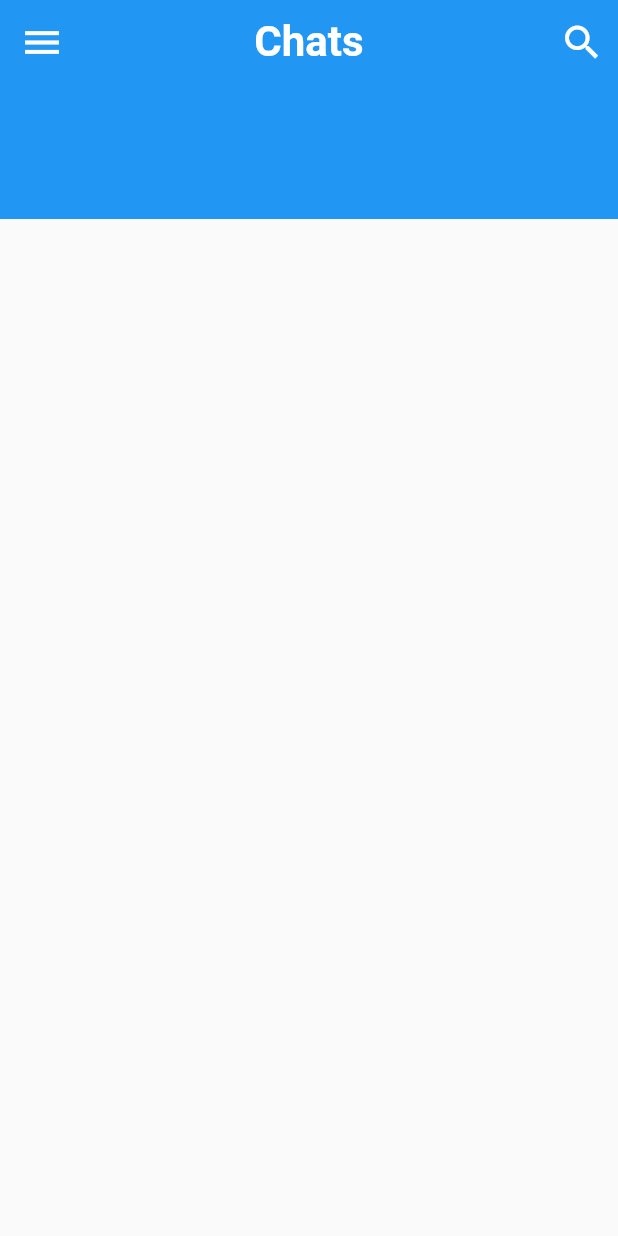
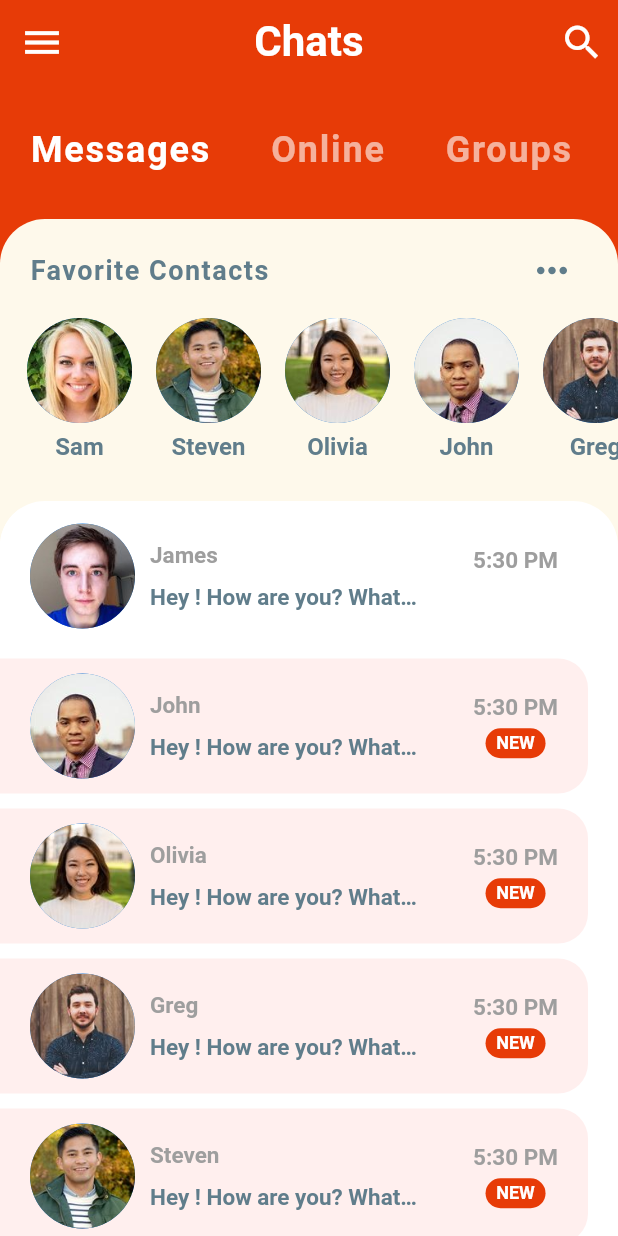
Before and after one commit to Rahulb2668/flutter_chat_app_ui, a Flutter app: the screen it shows after launch, on a phone screen of 412 x 824 dp. Run offline on Flutter 3.47's test engine with Material 2 defaults, Android fonts, the phone set to English and light mode, and no system bars.

Commit message:
Chat screen done

```diff
--- a/lib/main.dart
+++ b/lib/main.dart
@@ -15,8 +15,10 @@ class MyApp extends StatelessWidget {
       title: 'Flutter Chat UI',
       debugShowCheckedModeBanner: false,
       theme: ThemeData(
-        primaryColor: Colors.red[400],
-        accentColor: const Color(0xFFFEF9EB),
+        colorScheme: const ColorScheme.light().copyWith(
+          primary: const Color.fromARGB(255, 231, 59, 7),
+          secondary: const Color(0xFFFEF9EB),
+        ),
       ),
       home: HomeScreen(key: key),
     );
--- a/lib/models/message_model.dart
+++ b/lib/models/message_model.dart
@@ -70,6 +70,41 @@ List<Message> chats = [
     time: "5:30 PM",
     text: 'Hey ! How are you? Whats going on',
     isLiked: false,
+    unread: false,
+  ),
+  Message(
+    sender: john,
+    time: "5:30 PM",
+    text: 'Hey ! How are you? Whats going on',
+    isLiked: false,
+    unread: true,
+  ),
+  Message(
+    sender: olivia,
+    time: "5:30 PM",
+    text: 'Hey ! How are you? Whats going on',
+    isLiked: false,
+    unread: true,
+  ),
+  Message(
+    sender: greg,
+    time: "5:30 PM",
+    text: 'Hey ! How are you? Whats going on',
+    isLiked: false,
+    unread: true,
+  ),
+  Message(
+    sender: steven,
+    time: "5:30 PM",
+    text: 'Hey ! How are you? Whats going on',
+    isLiked: false,
+    unread: true,
+  ),
+  Message(
+    sender: james,
+    time: "5:30 PM",
+    text: 'Hey ! How are you? Whats going on',
+    isLiked: false,
     unread: true,
   ),
   Message(
@@ -101,3 +136,47 @@ List<Message> chats = [
     unread: true,
   ),
 ];
+List<Message> messages = [
+  Message(
+    sender: james,
+    time: '5:30 PM',
+    text: 'Hey, how\'s it going? What did you do today?',
+    isLiked: true,
+    unread: true,
+  ),
+  Message(
+    sender: currentUser,
+    time: '4:30 PM',
+    text: 'Just walked my doge. She was super duper cute. The best pupper!!',
+    isLiked: false,
+    unread: true,
+  ),
+  Message(
+    sender: james,
+    time: '3:45 PM',
+    text: 'How\'s the doggo?',
+    isLiked: false,
+    unread: true,
+  ),
+  Message(
+    sender: james,
+    time: '3:15 PM',
+    text: 'All the food',
+    isLiked: true,
+    unread: true,
+  ),
+  Message(
+    sender: currentUser,
+    time: '2:30 PM',
+    text: 'Nice! What kind of food did you eat?',
+    isLiked: false,
+    unread: true,
+  ),
+  Message(
+    sender: james,
+    time: '2:00 PM',
+    text: 'I ate so much food today.',
+    isLiked: false,
+    unread: true,
+  ),
+];
--- a/lib/screens/home_screen.dart
+++ b/lib/screens/home_screen.dart
@@ -1,4 +1,6 @@
 import 'package:flutter/material.dart';
+import 'package:flutter_application_2/widgets/favorite_contacts.dart';
+import 'package:flutter_application_2/widgets/recent_chats.dart';
 
 import '../widgets/category_selector.dart';
 
@@ -13,6 +15,7 @@ class _HomeScreenState extends State<HomeScreen> {
   @override
   Widget build(BuildContext context) {
     return Scaffold(
+      backgroundColor: Theme.of(context).colorScheme.primary,
       appBar: AppBar(
         leading: IconButton(
           icon: const Icon(Icons.menu),
@@ -39,7 +42,26 @@ class _HomeScreenState extends State<HomeScreen> {
         ],
       ),
       body: Column(
-        children: <Widget>[CategorySelector()],
+        children: <Widget>[
+          const CategorySelector(),
+          Expanded(
+            child: Container(
+              decoration: BoxDecoration(
+                color: Theme.of(context).colorScheme.secondary,
+                borderRadius: const BorderRadius.only(
+                  topLeft: Radius.circular(30.0),
+                  topRight: Radius.circular(30.0),
+                ),
+              ),
+              child: Column(
+                children: [
+                  const Favorite(),
+                  RecentChats(),
+                ],
+              ),
+            ),
+          )
+        ],
       ),
     );
   }
--- a/lib/widgets/category_selector.dart
+++ b/lib/widgets/category_selector.dart
@@ -8,11 +8,41 @@ class CategorySelector extends StatefulWidget {
 }
 
 class _CategorySelector extends State<CategorySelector> {
+  int selectedIndex = 0;
+  final List<String> categories = ["Messages", "Online", "Groups", "Requests"];
   @override
   Widget build(BuildContext context) {
     return Container(
       height: 90,
-      color: Colors.blue,
+      color: Theme.of(context).colorScheme.primary,
+      child: ListView.builder(
+        scrollDirection: Axis.horizontal,
+        itemCount: categories.length,
+        itemBuilder: (BuildContext context, int index) {
+          return GestureDetector(
+            onTap: () {
+              setState(() {
+                selectedIndex = index;
+              });
+            },
+            child: Padding(
+              padding: const EdgeInsets.symmetric(
+                horizontal: 20.0,
+                vertical: 30.0,
+              ),
+              child: Text(
+                categories[index],
+                style: TextStyle(
+                  color: index == selectedIndex ? Colors.white : Colors.white60,
+                  fontSize: 24.0,
+                  fontWeight: FontWeight.bold,
+                  letterSpacing: 1.2,
+                ),
+              ),
+            ),
+          );
+        },
+      ),
     );
   }
 }
--- /dev/null
+++ b/lib/widgets/favorite_contacts.dart
@@ -0,0 +1,76 @@
+import 'package:flutter/material.dart';
+import 'package:flutter_application_2/models/message_model.dart';
+import 'package:flutter_application_2/screens/chats_screen.dart';
+
+class Favorite extends StatelessWidget {
+  const Favorite({super.key});
+
+  @override
+  Widget build(BuildContext context) {
+    return Padding(
+      padding: const EdgeInsets.symmetric(vertical: 10.0),
+      child: Column(children: [
+        Padding(
+          padding: const EdgeInsets.symmetric(horizontal: 20.0),
+          child: Row(
+            mainAxisAlignment: MainAxisAlignment.spaceBetween,
+            children: [
+              const Text(
+                'Favorite Contacts',
+                style: TextStyle(
+                    color: Colors.blueGrey,
+                    fontSize: 18.0,
+                    fontWeight: FontWeight.bold,
+                    letterSpacing: 1.0),
+              ),
+              IconButton(
+                onPressed: () {},
+                icon: const Icon(Icons.more_horiz),
+                iconSize: 30.0,
+                color: Colors.blueGrey,
+              )
+            ],
+          ),
+        ),
+        Container(
+          height: 120.0,
+          child: ListView.builder(
+            scrollDirection: Axis.horizontal,
+            padding: const EdgeInsets.only(left: 10.0),
+            itemCount: favourites.length,
+            itemBuilder: (context, index) {
+              return GestureDetector(
+                onTap: () => Navigator.push(
+                  context,
+                  MaterialPageRoute(
+                    builder: (_) => ChatScreen(user: favourites[index]),
+                  ),
+                ),
+                child: Padding(
+                  padding: const EdgeInsets.all(8.0),
+                  child: Column(children: [
+                    CircleAvatar(
+                      radius: 35.0,
+                      backgroundImage: AssetImage(favourites[index].imageUrl),
+                    ),
+                    const SizedBox(
+                      height: 6.0,
+                    ),
+                    Text(
+                      favourites[index].name,
+                      style: const TextStyle(
+                        fontSize: 16.0,
+                        fontWeight: FontWeight.w600,
+                        color: Colors.blueGrey,
+                      ),
+                    ),
+                  ]),
+                ),
+              );
+            },
+          ),
+        )
+      ]),
+    );
+  }
+}
--- /dev/null
+++ b/lib/widgets/recent_chats.dart
@@ -0,0 +1,136 @@
+import 'package:flutter/material.dart';
+import 'package:flutter_application_2/models/message_model.dart';
+import 'package:flutter_application_2/screens/chats_screen.dart';
+
+class RecentChats extends StatelessWidget {
+  const RecentChats({super.key});
+
+  @override
+  Widget build(BuildContext context) {
+    return Expanded(
+      child: Container(
+        height: 300.0,
+        decoration: const BoxDecoration(
+          color: Colors.white,
+          borderRadius: BorderRadius.only(
+            topLeft: Radius.circular(30.0),
+            topRight: Radius.circular(30.0),
+          ),
+        ),
+        child: ClipRRect(
+          borderRadius: const BorderRadius.only(
+            topLeft: Radius.circular(30.0),
+            topRight: Radius.circular(30.0),
+          ),
+          child: ListView.builder(
+            itemCount: chats.length,
+            itemBuilder: (context, index) {
+              final Message chat = chats[index];
+              return GestureDetector(
+                onTap: () => Navigator.push(
+                  context,
+                  MaterialPageRoute(
+                    builder: (_) => ChatScreen(user: chat.sender),
+                  ),
+                ),
+                child: Container(
+                  margin: const EdgeInsets.only(
+                    top: 5.0,
+                    bottom: 5.0,
+                    right: 20.0,
+                  ),
+                  padding: const EdgeInsets.symmetric(
+                    horizontal: 20.0,
+                    vertical: 10.0,
+                  ),
+                  decoration: BoxDecoration(
+                      color:
+                          chat.unread ? const Color(0xffffefee) : Colors.white,
+                      borderRadius: const BorderRadius.only(
+                        topRight: Radius.circular(20.0),
+                        bottomRight: Radius.circular(20.0),
+                      )),
+                  child: Row(
+                    mainAxisAlignment: MainAxisAlignment.spaceBetween,
+                    children: [
+                      Row(
+                        children: [
+                          CircleAvatar(
+                            radius: 35.0,
+                            backgroundImage: AssetImage(chat.sender.imageUrl),
+                          ),
+                          const SizedBox(width: 10.0),
+                          Column(
+                            crossAxisAlignment: CrossAxisAlignment.start,
+                            children: [
+                              Text(
+                                chat.sender.name,
+                                style: const TextStyle(
+                                  color: Colors.grey,
+                                  fontSize: 15.0,
+                                  fontWeight: FontWeight.bold,
+                                ),
+                              ),
+                              const SizedBox(height: 10.0),
+                              Container(
+                                width: MediaQuery.of(context).size.width * 0.45,
+                                child: Text(
+                                  chat.text,
+                                  style: const TextStyle(
+                                    color: Colors.blueGrey,
+                                    fontSize: 15.0,
+                                    fontWeight: FontWeight.w600,
+                                  ),
+                                  overflow: TextOverflow.ellipsis,
+                                ),
+                              ),
+                            ],
+                          ),
+                        ],
+                      ),
+                      Column(
+                        children: [
+                          Text(
+                            chat.time,
+                            style: const TextStyle(
+                              color: Colors.grey,
+                              fontSize: 15.0,
+                              fontWeight: FontWeight.bold,
+                            ),
+                          ),
+                          const SizedBox(
+                            height: 5.0,
+                          ),
+                          chat.unread
+                              ? Container(
+                                  width: 40,
+                                  height: 20,
+                                  decoration: BoxDecoration(
+                                    color:
+                                        Theme.of(context).colorScheme.primary,
+                                    borderRadius: BorderRadius.circular(30.0),
+                                  ),
+                                  alignment: Alignment.center,
+                                  child: const Text(
+                                    "NEW",
+                                    style: TextStyle(
+                                      color: Colors.white,
+                                      fontSize: 12.0,
+                                      fontWeight: FontWeight.bold,
+                                    ),
+                                  ),
+                                )
+                              : const Text('')
+                        ],
+                      )
+                    ],
+                  ),
+                ),
+              );
+            },
+          ),
+        ),
+      ),
+    );
+  }
+}
```
Also changed, not shown: lib/screens/chats_screen.dart (added, +180 -0 lines).
